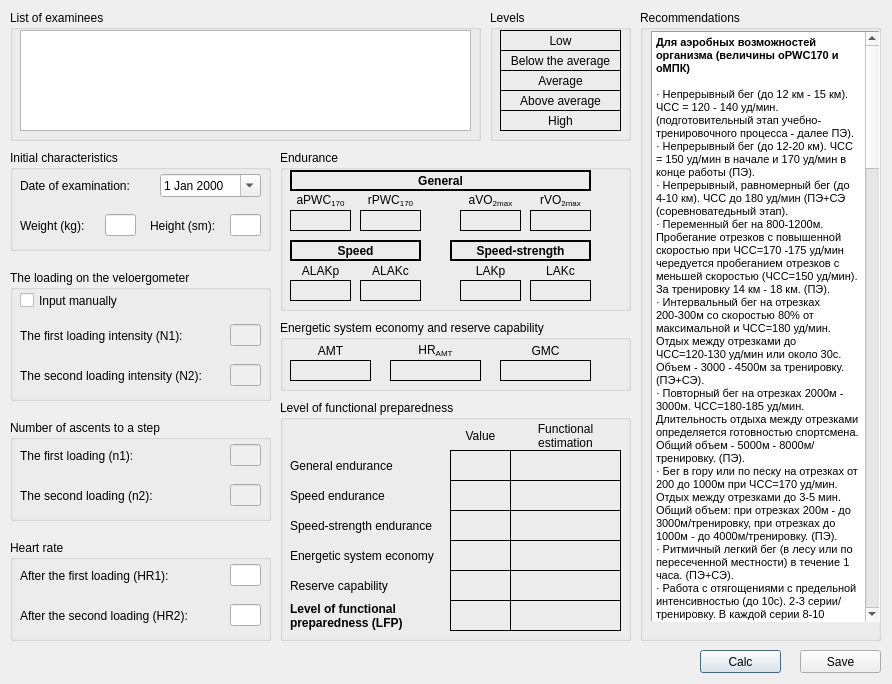
First picture: the form in shvsm/shvsmcreatedialog.ui, repository SeregaGomen/shvsm, before the edit.
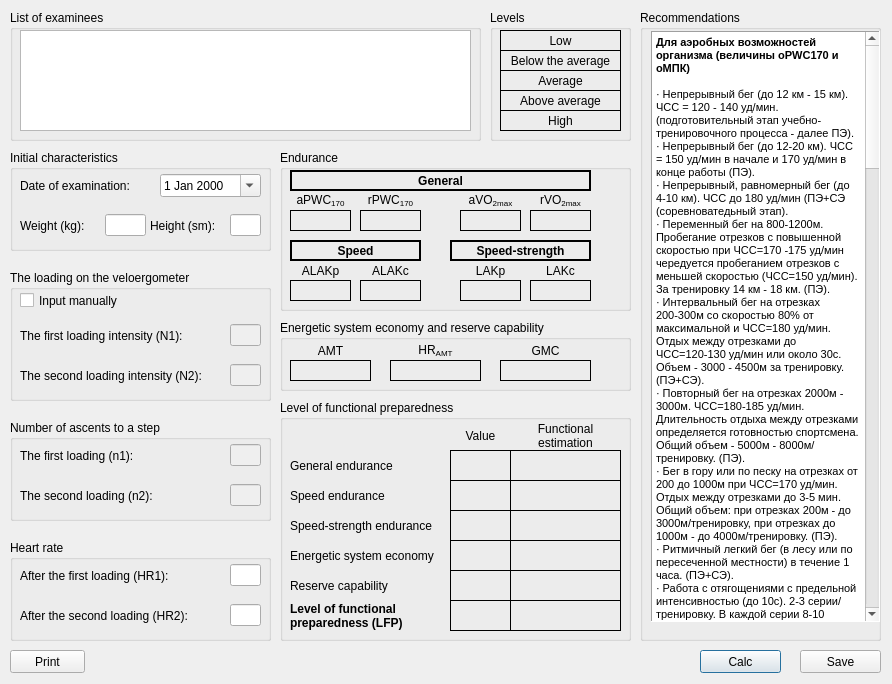
Second picture: the form after the edit.

Diff of the .ui file:
```diff
--- a/shvsm/shvsmcreatedialog.ui
+++ b/shvsm/shvsmcreatedialog.ui
@@ -127,7 +127,7 @@
      <rect>
       <x>95</x>
       <y>60</y>
-      <width>31</width>
+      <width>41</width>
       <height>31</height>
      </rect>
     </property>
@@ -1867,6 +1867,19 @@
     </property>
    </widget>
   </widget>
+  <widget class="QPushButton" name="pbPrint">
+   <property name="geometry">
+    <rect>
+     <x>10</x>
+     <y>650</y>
+     <width>75</width>
+     <height>23</height>
+    </rect>
+   </property>
+   <property name="text">
+    <string>Print</string>
+   </property>
+  </widget>
  </widget>
  <resources/>
  <connections>
```
Left out of the diff: 115 changed lines with no effect on the pictures.
